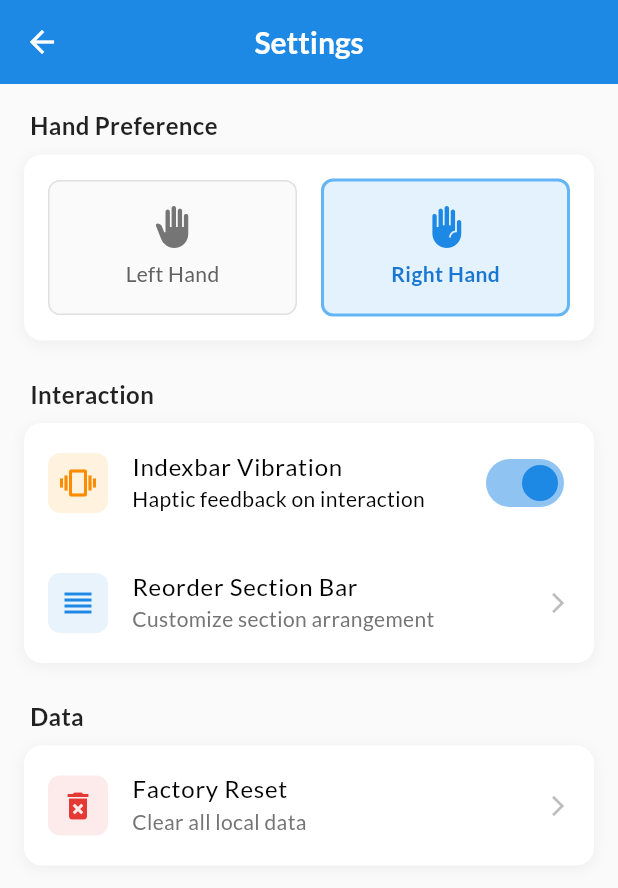
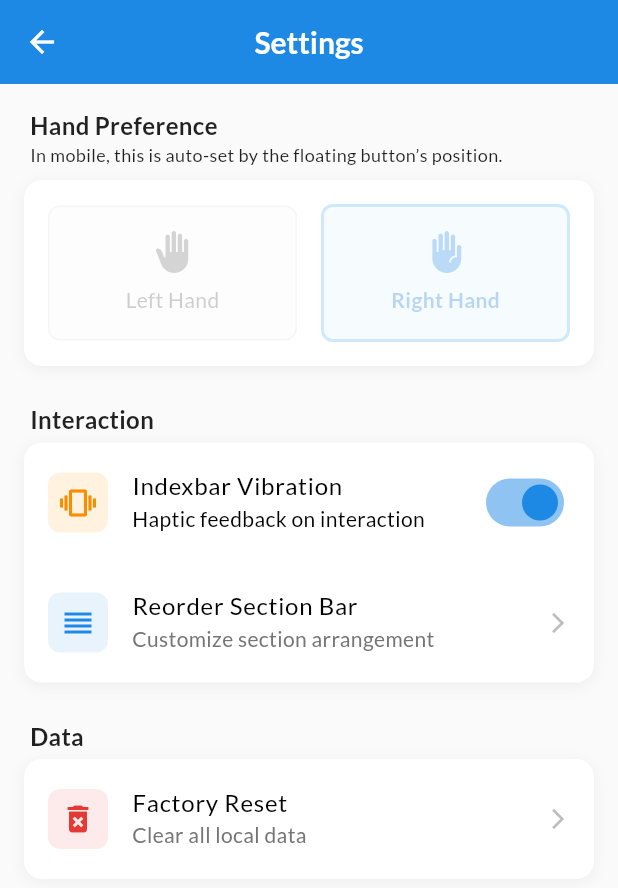
Before and after one commit to binshad-dm/section_bar_navigator_system, a Flutter app: the HomeScreen screen opened directly, after a tap on the "settings" icon, on a phone screen of 412 x 824 dp. Shown: the top 888 px of the screen. Run offline on Flutter 3.47's test engine with Material 3 defaults, Android fonts, the phone set to English and light mode, and no system bars; our stand-ins replace flutter_bloc, google_fonts, shared_preferences; missing offline and left inert: floating_draggable_widget; accounts and stored records are empty.

Commit message:
auto handness type switching added

```diff
--- a/lib/app.dart
+++ b/lib/app.dart
@@ -22,11 +22,12 @@ class App extends StatefulWidget {
 class _AppState extends State<App> {
   @override
   Widget build(BuildContext context) {
+    bool isDragging = false;
     final size = MediaQuery.of(context).size.shortestSide;
     final mediaQuery = MediaQuery.of(context).size;
     return MultiBlocProvider(
       providers: [
-        BlocProvider(create: (context) =>SettingsCubit())
+        BlocProvider(create: (context) => SettingsCubit()),
       ],
       child: MaterialApp(
         navigatorKey: widget.navigatorKey,
@@ -39,40 +40,31 @@ class _AppState extends State<App> {
             : BlocBuilder<SettingsCubit, SettingsState>(
                 builder: (context, state) => FloatingDraggableWidget(
                   resizeToAvoidBottomInset: false,
-                  mainScreenWidget: HomeScreen(
-                    isDisableIndexBar: !context
-                        .watch<SettingsCubit>()
-                        .isFloatingScreen,
-                  ),
+                  mainScreenWidget: HomeScreen(isDisableIndexBar: !context.watch<SettingsCubit>().isFloatingScreen),
+                  onDragging: (p0) {
+                    isDragging = p0;
+                  },
+                  onDragEvent: (dx, dy) {
+                    context.read<SettingsCubit>().setfloatingButtonCurrentPosition(dx, dy);
+                    if (!isDragging) {
+                      print("ds");
+                      if (dx >= MediaQuery.of(context).size.width / 2) {
+                        context.read<SettingsCubit>().setHandnessType(HandnessType.right);
+                      } else {
+                        context.read<SettingsCubit>().setHandnessType(HandnessType.left);
+                      }
+                    }
+                  },
+                  dx: context.read<SettingsCubit>().floatingWidgetCurrentDx ?? widget.dx ?? mediaQuery.width - 45,
 
-                  onDragEvent: (dx, dy) {
-                    context
-                        .read<SettingsCubit>()
-                        .setfloatingButtonCurrentPosition(dx, dy);
-                  },
-                  dx:
-                      context.read<SettingsCubit>().floatingWidgetCurrentDx ??
-                      widget.dx ??
-                      mediaQuery.width - 45,
+                  dy: context.read<SettingsCubit>().floatingWidgetCurrentDy ?? widget.dy ?? mediaQuery.height / 2 - 22.5,
 
-                  dy:
-                      context.read<SettingsCubit>().floatingWidgetCurrentDy ??
-                      widget.dy ??
-                      mediaQuery.height / 2 -
-                          22.5,
-
-                  floatingWidget:
-                      context.watch<SettingsCubit>().isFloatingScreen
+                  floatingWidget: context.watch<SettingsCubit>().isFloatingScreen
                       ? InkWell(
                           onTap: () {
-                            context.read<SettingsCubit>().setNormalScreenState(
-                              context,
-                            );
+                            context.read<SettingsCubit>().setNormalScreenState(context);
                           },
-                          child: Opacity(
-                            opacity: 0.5,
-                            child: CircleAvatar(child: Text("S")),
-                          ),
+                          child: Opacity(opacity: 0.5, child: CircleAvatar(child: Text("S"))),
                         )
                       : SizedBox(),
                   autoAlign: true,
@@ -80,7 +72,6 @@ class _AppState extends State<App> {
                   floatingWidgetHeight: 45,
                 ),
               ),
-
       ),
     );
   }
--- a/lib/feature/settings/view/settings_screen.dart
+++ b/lib/feature/settings/view/settings_screen.dart
@@ -6,6 +6,7 @@ import 'package:section_bar_navigator_system/feature/settings/presenter/state/se
 import 'package:section_bar_navigator_system/feature/settings/view/index_bar_reordering_screen.dart';
 import 'package:shared_preferences/shared_preferences.dart';
 
+
 class SettingScreen extends StatelessWidget {
   const SettingScreen({super.key});
 
@@ -13,26 +14,32 @@ class SettingScreen extends StatelessWidget {
   Widget build(BuildContext context) {
     return Scaffold(
       backgroundColor: Colors.grey[50],
-      appBar: AppBar(        iconTheme: IconThemeData(color: Colors.white, applyTextScaling: true),
-
-
+      appBar: AppBar(
+        iconTheme: IconThemeData(color: Colors.white, applyTextScaling: true),
 
         elevation: 0,
         backgroundColor: Colors.blue.shade600,
         foregroundColor: Colors.white,
-        title: const Text("Settings", style: TextStyle(fontWeight: FontWeight.w600,color: Colors.white)),
+        title: const Text(
+          "Settings",
+          style: TextStyle(fontWeight: FontWeight.w600, color: Colors.white),
+        ),
         centerTitle: true,
       ),
       body: BlocBuilder<SettingsCubit, SettingsState>(
         builder: (context, state) {
+          final size = MediaQuery.of(context).size.shortestSide;
           final cubit = context.read<SettingsCubit>();
           return SingleChildScrollView(
             padding: const EdgeInsets.all(16),
             child: Column(
               children: [
                 _buildSection("Hand Preference", [
-                  _buildHandPreferenceCard(cubit),
-                ]),
+                  IgnorePointer(
+                    ignoring: size < 600,
+                    child: Opacity(opacity: size > 600 ? 1.0 : 0.3, child: _buildHandPreferenceCard(cubit)),
+                  ),
+                ],size<600? "In mobile, this is auto-set by the floating button’s position.":""),
                 const SizedBox(height: 24),
                 _buildSection("Interaction", [
                   _buildVibrationCard(cubit),
@@ -41,10 +48,7 @@ class SettingScreen extends StatelessWidget {
                     title: "Reorder Section Bar",
                     subtitle: "Customize section arrangement",
                     icon: Icons.reorder,
-                    onTap: () => Navigator.push(
-                      context,
-                      MaterialPageRoute(builder: (_) => const IndexBarReorderingScreen()),
-                    ),
+                    onTap: () => Navigator.push(context, MaterialPageRoute(builder: (_) => const IndexBarReorderingScreen())),
                   ),
                 ]),
                 const SizedBox(height: 24),
@@ -66,32 +70,29 @@ class SettingScreen extends StatelessWidget {
     );
   }
 
-  Widget _buildSection(String title, List<Widget> children) {
+  Widget _buildSection(String title, List<Widget> children, [String? subtitle = ""]) {
     return Column(
       crossAxisAlignment: CrossAxisAlignment.start,
       children: [
         Padding(
-          padding: const EdgeInsets.only(left: 4, bottom: 8),
+          padding:  EdgeInsets.only(left: 4,bottom: subtitle!=""?0:4),
           child: Text(
             title,
-            style: const TextStyle(
-              fontSize: 16,
-              fontWeight: FontWeight.w600,
-              color: Colors.black87,
-            ),
+            style: const TextStyle(fontSize: 16, fontWeight: FontWeight.w600, color: Colors.black87),
+          ),
+        ),
+        Visibility(
+          visible: subtitle != "",
+          child: Padding(
+            padding: const EdgeInsets.only(left: 4, bottom: 8),
+            child: Text(subtitle??"", style: const TextStyle(fontSize: 12, color: Colors.black87)),
           ),
         ),
         Container(
           decoration: BoxDecoration(
             color: Colors.white,
             borderRadius: BorderRadius.circular(12),
-            boxShadow: [
-              BoxShadow(
-                color: Colors.black.withOpacity(0.05),
-                blurRadius: 8,
-                offset: const Offset(0, 2),
-              ),
-            ],
+            boxShadow: [BoxShadow(color: Colors.black.withOpacity(0.05), blurRadius: 8, offset: const Offset(0, 2))],
           ),
           child: Column(children: children),
         ),
@@ -104,33 +105,15 @@ class SettingScreen extends StatelessWidget {
       padding: const EdgeInsets.all(16),
       child: Row(
         children: [
-          _buildHandOption(
-            "Left Hand",
-            Icons.back_hand,
-            HandnessType.left,
-            cubit.handnessType,
-            cubit.setHandnessType,
-          ),
+          _buildHandOption("Left Hand", Icons.back_hand, HandnessType.left, cubit.handnessType, cubit.setHandnessType),
           const SizedBox(width: 16),
-          _buildHandOption(
-            "Right Hand",
-            Icons.front_hand,
-            HandnessType.right,
-            cubit.handnessType,
-            cubit.setHandnessType,
-          ),
+          _buildHandOption("Right Hand", Icons.front_hand, HandnessType.right, cubit.handnessType, cubit.setHandnessType),
         ],
       ),
     );
   }
 
-  Widget _buildHandOption(
-    String label,
-    IconData icon,
-    HandnessType value,
-    HandnessType groupValue,
-    Function(HandnessType) onChanged,
-  ) {
+  Widget _buildHandOption(String label, IconData icon, HandnessType value, HandnessType groupValue, Function(HandnessType) onChanged) {
     final isSelected = value == groupValue;
     return Expanded(
       child: GestureDetector(
@@ -140,18 +123,11 @@ class SettingScreen extends StatelessWidget {
           decoration: BoxDecoration(
             color: isSelected ? Colors.blue.shade50 : Colors.grey.shade50,
             borderRadius: BorderRadius.circular(8),
-            border: Border.all(
-              color: isSelected ? Colors.blue.shade300 : Colors.grey.shade300,
-              width: isSelected ? 2 : 1,
-            ),
+            border: Border.all(color: isSelected ? Colors.blue.shade300 : Colors.grey.shade300, width: isSelected ? 2 : 1),
           ),
           child: Column(
             children: [
-              Icon(
-                icon,
-                color: isSelected ? Colors.blue.shade600 : Colors.grey.shade600,
-                size: 28,
-              ),
+              Icon(icon, color: isSelected ? Colors.blue.shade600 : Colors.grey.shade600, size: 28),
               const SizedBox(height: 8),
               Text(
                 label,
@@ -172,19 +148,12 @@ class SettingScreen extends StatelessWidget {
       contentPadding: const EdgeInsets.symmetric(horizontal: 16, vertical: 4),
       leading: Container(
         padding: const EdgeInsets.all(8),
-        decoration: BoxDecoration(
-          color: Colors.orange.shade50,
-          borderRadius: BorderRadius.circular(8),
-        ),
+        decoration: BoxDecoration(color: Colors.orange.shade50, borderRadius: BorderRadius.circular(8)),
         child: Icon(Icons.vibration, color: Colors.orange.shade600),
       ),
       title: const Text("Indexbar Vibration", style: TextStyle(fontWeight: FontWeight.w500)),
       subtitle: const Text("Haptic feedback on interaction"),
-      trailing: Switch.adaptive(
-        value: cubit.vibrationEnabled,
-        onChanged: cubit.toggleVibration,
-        activeColor: Colors.blue.shade600,
-      ),
+      trailing: Switch.adaptive(value: cubit.vibrationEnabled, onChanged: cubit.toggleVibration, activeColor: Colors.blue.shade600),
     );
   }
 
@@ -201,10 +170,7 @@ class SettingScreen extends StatelessWidget {
       contentPadding: const EdgeInsets.symmetric(horizontal: 16, vertical: 4),
       leading: Container(
         padding: const EdgeInsets.all(8),
-        decoration: BoxDecoration(
-          color: color.withOpacity(0.1),
-          borderRadius: BorderRadius.circular(8),
-        ),
+        decoration: BoxDecoration(color: color.withOpacity(0.1), borderRadius: BorderRadius.circular(8)),
         child: Icon(icon, color: color),
       ),
       title: Text(title, style: const TextStyle(fontWeight: FontWeight.w500)),
@@ -228,14 +194,12 @@ class SettingScreen extends StatelessWidget {
         ),
         content: const Text("This will permanently delete all local data. This action cannot be undone."),
         actions: [
-          TextButton(
-            onPressed: () => Navigator.pop(context),
-            child: const Text("Cancel"),
-          ),
+          TextButton(onPressed: () => Navigator.pop(context), child: const Text("Cancel")),
           FilledButton(
             onPressed: () async{
-              SharedPreferences _prefes = await SharedPreferences.getInstance();
-             await _prefes.clear();
+
+            SharedPreferences _prefs = await SharedPreferences.getInstance();
+          await  _prefs.clear();
               Navigator.pop(context);
             },
             style: FilledButton.styleFrom(backgroundColor: Colors.red.shade600),
```
